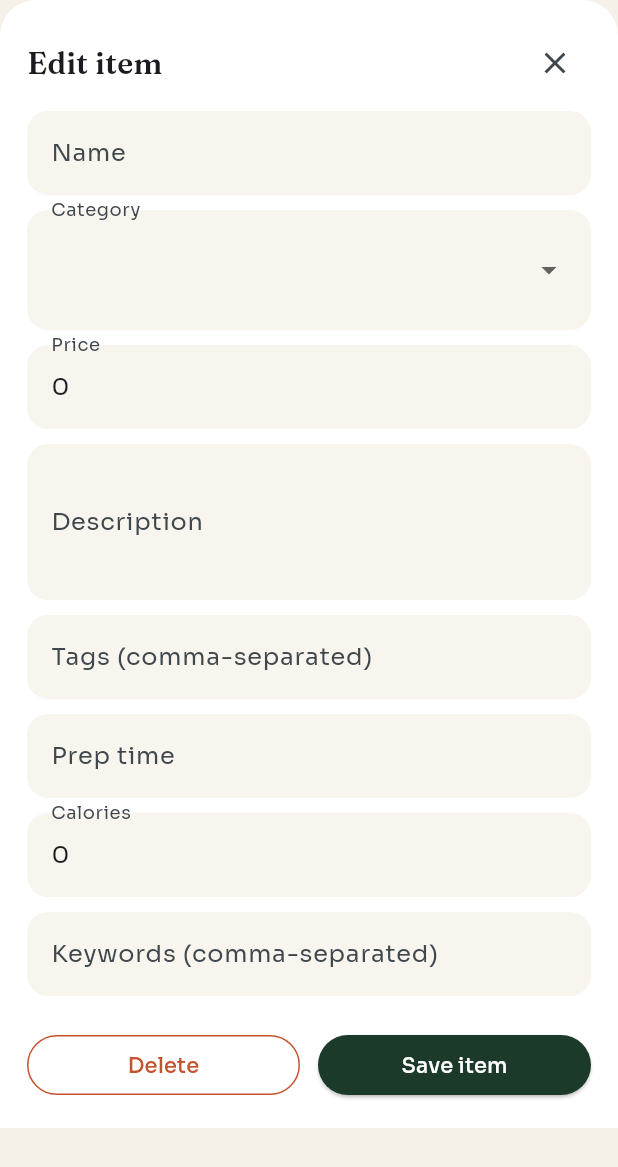
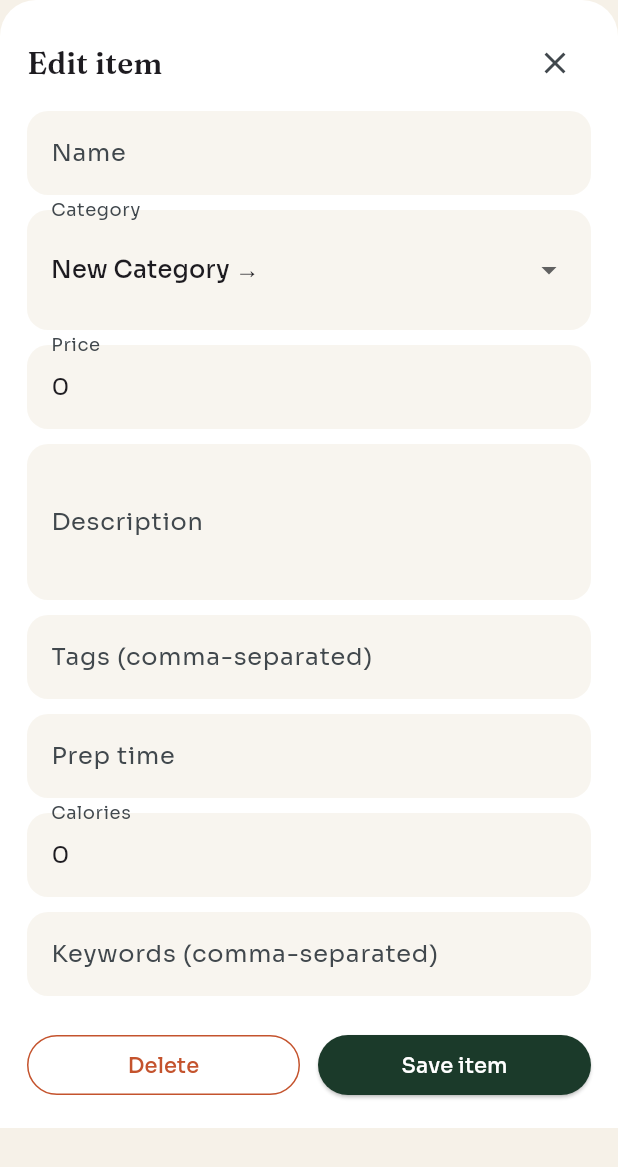
Before and after one commit to rohitsaini81/hotel-menu-generator, a Flutter app: the MenuItemEditor widget shown alone on an empty page, opened directly with empty values, on a phone screen of 412 x 824 dp. Shown: the top 1167 px of the screen. Run offline on Flutter 3.47's test engine with Material 3 defaults, Android fonts, the phone set to English and light mode, and no system bars; our stand-ins replace flutter_dotenv, google_fonts, google_sign_in, qr_flutter; missing offline and left inert: dart:html, google_sign_in_platform_interface, google_sign_in_web; accounts and stored records are empty; network calls fail.

Commit message:
Fix menu editor empty categories

```diff
--- a/mobile_admin/lib/core/api_client.dart
+++ b/mobile_admin/lib/core/api_client.dart
@@ -122,6 +122,7 @@ class ApiClient {
   static Future<MenuData> getMenu(String menuId) async {
     final response = await _get(
       Uri.parse('${ApiConfig.baseUrl}/api/menus/$menuId'),
+      headers: _headers(),
     );
     if (response.statusCode != 200) {
       _throwRequestError('Failed to load menu', response);
--- a/mobile_admin/lib/pages/menus/menu_editor_page.dart
+++ b/mobile_admin/lib/pages/menus/menu_editor_page.dart
@@ -708,8 +708,14 @@ class _MenuItemEditorState extends State<MenuItemEditor> {
         TextEditingController(text: initial?.calories.toString() ?? '');
     keywordsController =
         TextEditingController(text: initial?.keywords.join(', ') ?? '');
-    selectedCategory = initial?.category ?? widget.categories.first.id;
     categoryOptions = List<CategoryData>.from(widget.categories);
+    if (initial != null && initial.category.isNotEmpty) {
+      selectedCategory = initial.category;
+    } else if (categoryOptions.isNotEmpty) {
+      selectedCategory = categoryOptions.first.id;
+    } else {
+      selectedCategory = '__new__';
+    }
   }
 
   @override
@@ -726,6 +732,12 @@ class _MenuItemEditorState extends State<MenuItemEditor> {
 
   void _save() {
     if (!_formKey.currentState!.validate()) return;
+    if (selectedCategory.isEmpty || selectedCategory == '__new__') {
+      ScaffoldMessenger.of(context).showSnackBar(
+        const SnackBar(content: Text('Please create a category first.')),
+      );
+      return;
+    }
     final name = nameController.text.trim();
     final payload = MenuItemData(
       id: widget.initial?.id ?? slugify(name),
```
Also changed, not shown: mobile_admin/lib/pages/menus/menu_list_page.dart (+27 -18 lines).
